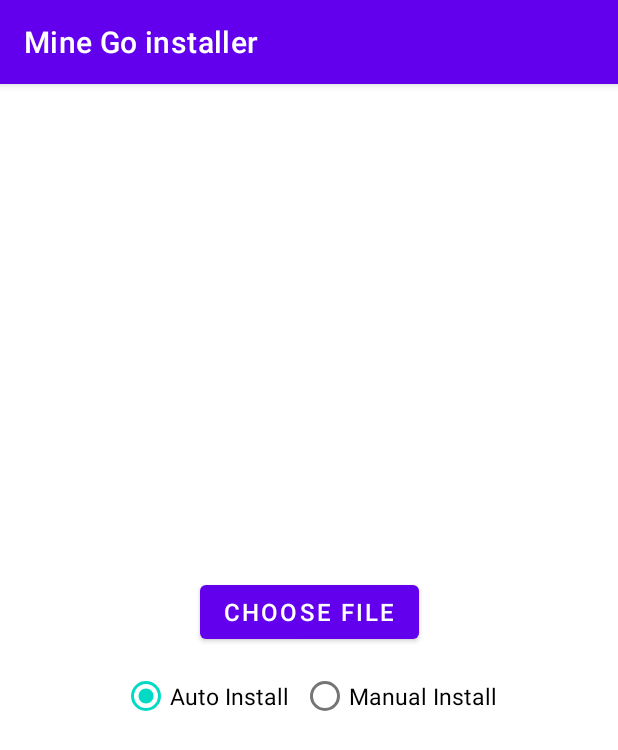
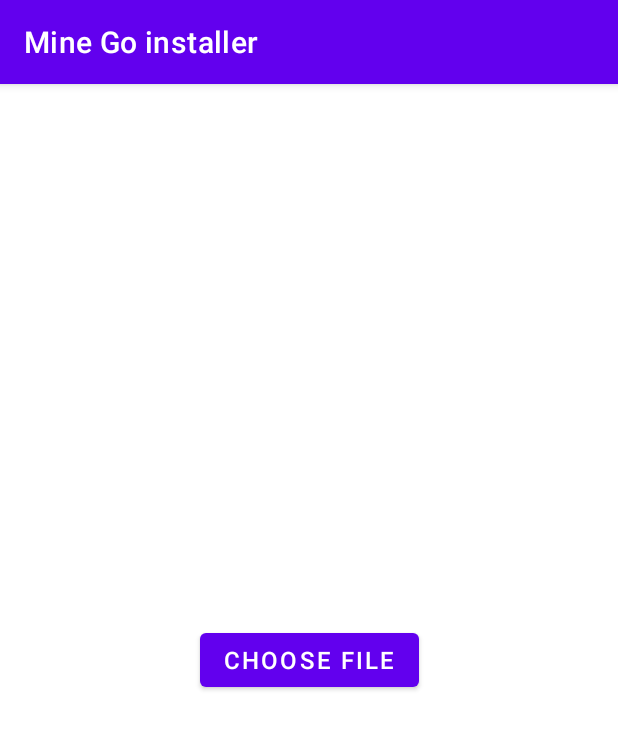
Before and after one commit to baxramov21/Mine-Go-installer, an Android app: the screen it shows after launch (MainActivity), on a phone screen of 412 x 824 dp. Shown: the top 750 px of the screen. Run offline under Robolectric (Android 15) with nearby library versions, the phone set to English and light mode, and no system bars.

Commit message:
Added all logic for transfering files among system folders and removed choice between auto and manual install

```diff
--- a/app/src/main/res/layout/activity_main.xml
+++ b/app/src/main/res/layout/activity_main.xml
@@ -12,7 +12,7 @@
         android:layout_height="wrap_content"
         android:text="@string/choose_file"
         android:textSize="16sp"
-        app:layout_constraintBottom_toTopOf="@id/installLocationRadioGroup"
+        app:layout_constraintBottom_toBottomOf="parent"
         app:layout_constraintEnd_toEndOf="parent"
         app:layout_constraintHorizontal_bias="0.5"
         app:layout_constraintStart_toStartOf="parent"
@@ -20,35 +20,4 @@
         app:layout_constraintVertical_bias="0.5"
         app:layout_constraintVertical_chainStyle="packed" />
 
-    <RadioGroup
-        android:id="@+id/installLocationRadioGroup"
-        android:layout_width="wrap_content"
-        android:layout_height="wrap_content"
-        android:orientation="horizontal"
-        android:padding="8dp"
-        app:layout_constraintBottom_toBottomOf="parent"
-        app:layout_constraintEnd_toEndOf="parent"
-        app:layout_constraintHorizontal_bias="0.5"
-        app:layout_constraintStart_toStartOf="parent"
-        app:layout_constraintTop_toBottomOf="@id/chooseFileButton"
-        app:layout_constraintVertical_bias="0.5"
-        app:layout_constraintVertical_chainStyle="packed">
-
-        <RadioButton
-            android:id="@+id/radioAutoInstall"
-            android:layout_width="wrap_content"
-            android:layout_height="wrap_content"
-            android:layout_marginEnd="4dp"
-            android:checked="true"
-            android:text="@string/auto_install"
-            android:textSize="15sp" />
-
-        <RadioButton
-            android:id="@+id/radioManualInstall"
-            android:layout_width="wrap_content"
-            android:layout_height="wrap_content"
-            android:layout_marginStart="4dp"
-            android:text="@string/manual_install"
-            android:textSize="15sp" />
-    </RadioGroup>
 </androidx.constraintlayout.widget.ConstraintLayout>
```
Also changed, not shown: app/src/main/java/com/baxramov/minegoinstaller/MainActivity.kt (+110 -1 lines).
